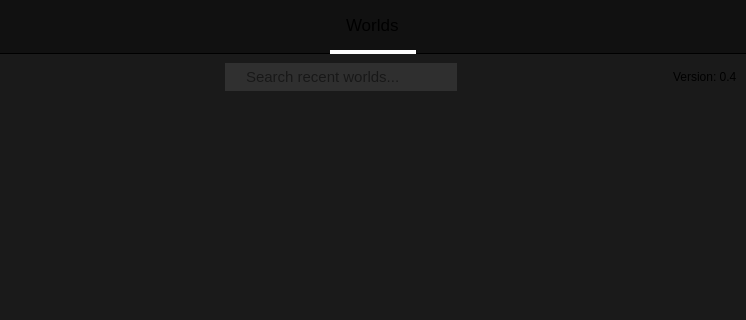
This is src/widgets/projectmanager.ui in jahshaka/Studio as Qt 5 draws it before an edit; both pictures show x 0 to 746 and y 0 to 320 of the 746 by 503 pixel window. The edited form follows.
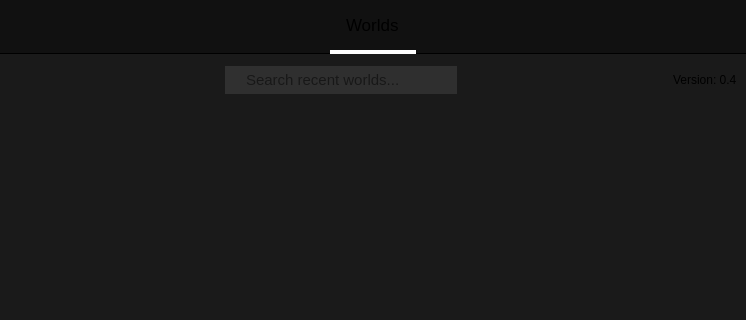
This is the edited form. Icons and pictures are not drawn.

Commit message: Update Desktop grid and child widgets, tweaks

What changed in the file:
```diff
--- a/src/widgets/projectmanager.ui
+++ b/src/widgets/projectmanager.ui
@@ -347,13 +347,13 @@
          <number>0</number>
         </property>
         <property name="topMargin">
-         <number>9</number>
+         <number>12</number>
         </property>
         <property name="rightMargin">
          <number>0</number>
         </property>
         <property name="bottomMargin">
-         <number>0</number>
+         <number>2</number>
         </property>
         <item>
          <spacer name="horizontalSpacer_3">
```
Left out of the diff: 6 changed lines with no effect on the pictures. The commit also changes 3 other files.
